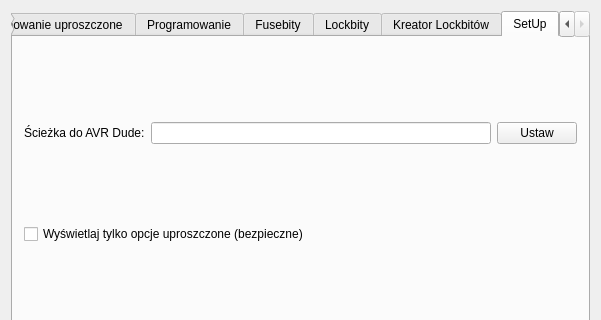
Qt form forms/maindialog.ui (ttomek32/tmfavrcalculator) before a commit; both pictures show x 0 to 601 and y 0 to 320 of the 601 by 622 pixel window.
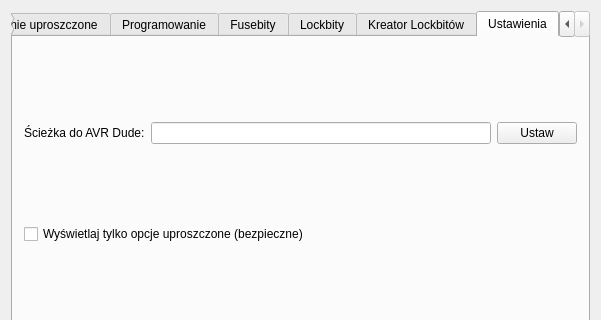
The same form after that commit. The open tabs and pages were chosen to show the change.

```diff
--- a/forms/maindialog.ui
+++ b/forms/maindialog.ui
@@ -672,7 +672,7 @@
      </widget>
      <widget class="QWidget" name="SetUpTab">
       <attribute name="title">
-       <string>SetUp</string>
+       <string>Ustawienia</string>
       </attribute>
       <layout class="QGridLayout" name="gridLayout_11">
        <item row="0" column="0">
```
Left out of the diff: 2 changed lines with no effect on the pictures.
